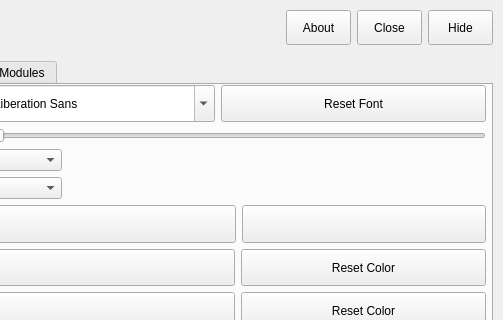
Old version of the form stopwatchinteractiveeditor.ui in the repository Bo0sted/phasmophobia-stopwatch-timer; both pictures show x 158 to 661 and y 0 to 320 of the 661 by 678 pixel window.
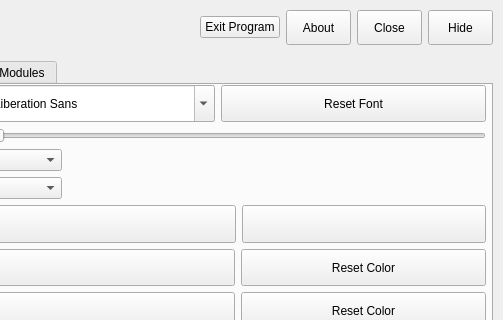
New version of the form.

Commit message: added paste button in color picker

Patch:
```diff
--- a/stopwatchinteractiveeditor.ui
+++ b/stopwatchinteractiveeditor.ui
@@ -202,6 +202,13 @@
          </property>
         </spacer>
        </item>
+       <item>
+        <widget class="QPushButton" name="exitProgramButton">
+         <property name="text">
+          <string>Exit Program</string>
+         </property>
+        </widget>
+       </item>
        <item>
         <widget class="QPushButton" name="AboutProgramPushButton">
          <property name="sizePolicy">
```
The commit also changes 5 other files.
